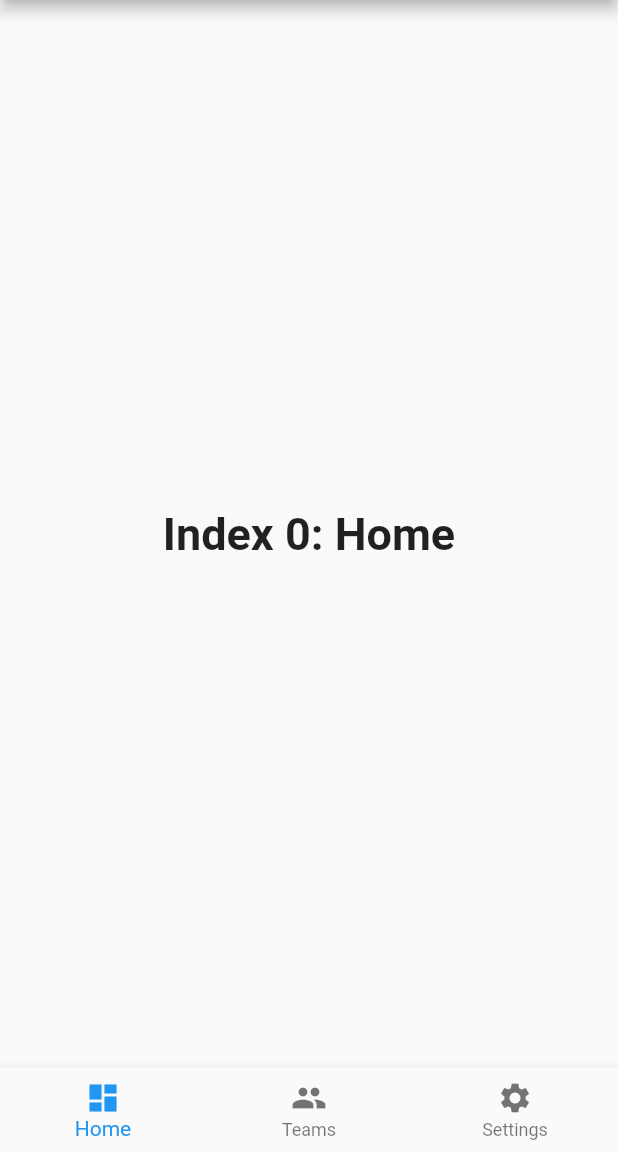
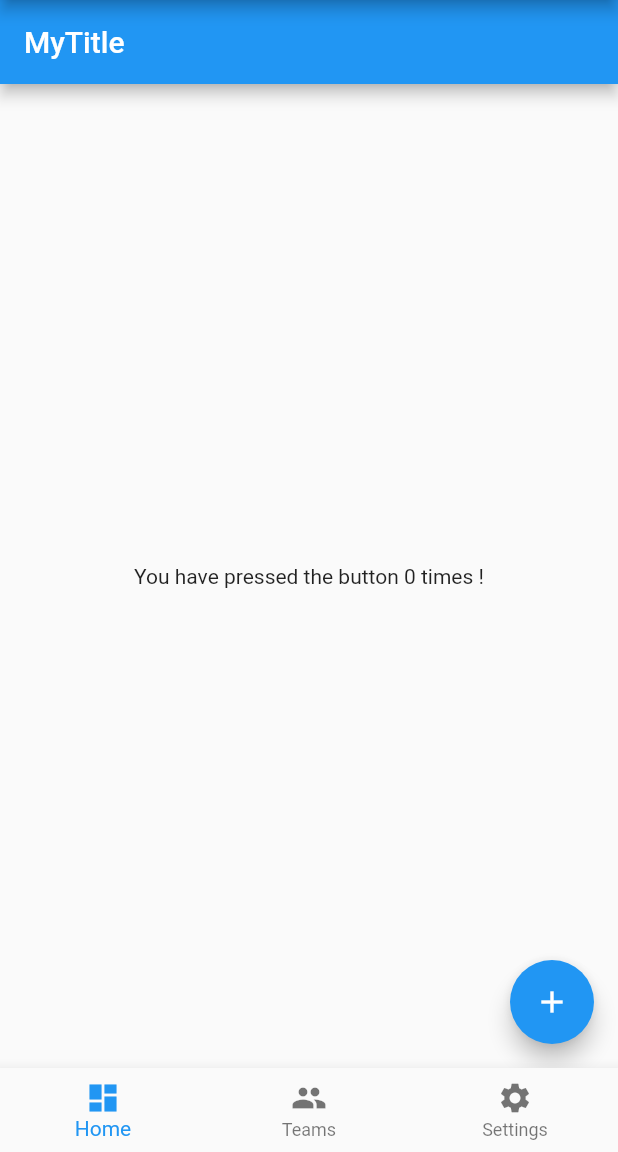
Before and after one commit to JGense/projet-mobile-s2, a Flutter app: the screen it shows after launch, on a phone screen of 412 x 824 dp, the part 84-1236 px from its top. Run offline on Flutter 3.47's test engine with Material 2 defaults, Android fonts, the phone set to English and light mode, and no system bars.

Commit message:
first Widget call

```diff
--- a/lib/main.dart
+++ b/lib/main.dart
@@ -1,3 +1,4 @@
+import 'package:colocgame/ui/page/HomePage.dart';
 import 'package:flutter/material.dart';
 
 void main() => runApp(MyApp());
@@ -26,11 +27,8 @@ class _MyStatefulWidgetState extends State<MyStatefulWidget> {
   int _selectedIndex = 0;
   static const TextStyle optionStyle =
   TextStyle(fontSize: 30, fontWeight: FontWeight.bold);
-  static const List<Widget> _widgetOptions = <Widget>[
-    Text(
-      'Index 0: Home',
-      style: optionStyle,
-    ),
+  static List<Widget> _widgetOptions = <Widget>[
+    HomePage(key: UniqueKey(), title: 'MyTitle'),
     Text(
       'Index 1: Teams',
       style: optionStyle,
--- /dev/null
+++ b/lib/ui/page/HomePage.dart
@@ -0,0 +1,44 @@
+import 'package:flutter/material.dart';
+import 'package:flutter/widgets.dart';
+
+class HomePage extends StatefulWidget {
+  static const String routeName = "/home";
+  HomePage({Key key, this.title}) : super(key: key);
+
+  final String title;
+
+  @override
+  _HomePageState createState() => _HomePageState();
+}
+
+class _HomePageState extends State<HomePage> {
+  int _counter = 0;
+
+  @override
+  void initState() {
+    super.initState();
+  }
+
+  void _incrementCounter() {
+    setState(() {
+      _counter++;
+    });
+  }
+
+  @override
+  Widget build(BuildContext context) {
+    return Scaffold(
+      appBar: AppBar(
+        title: Text(widget.title),
+      ),
+      body: Center(
+        child: Text('You have pressed the button $_counter times !'),
+      ),
+      floatingActionButton: FloatingActionButton(
+        onPressed: _incrementCounter,
+        tooltip: 'Increment',
+        child: Icon(Icons.add),
+      ),
+    );
+  }
+}
```
